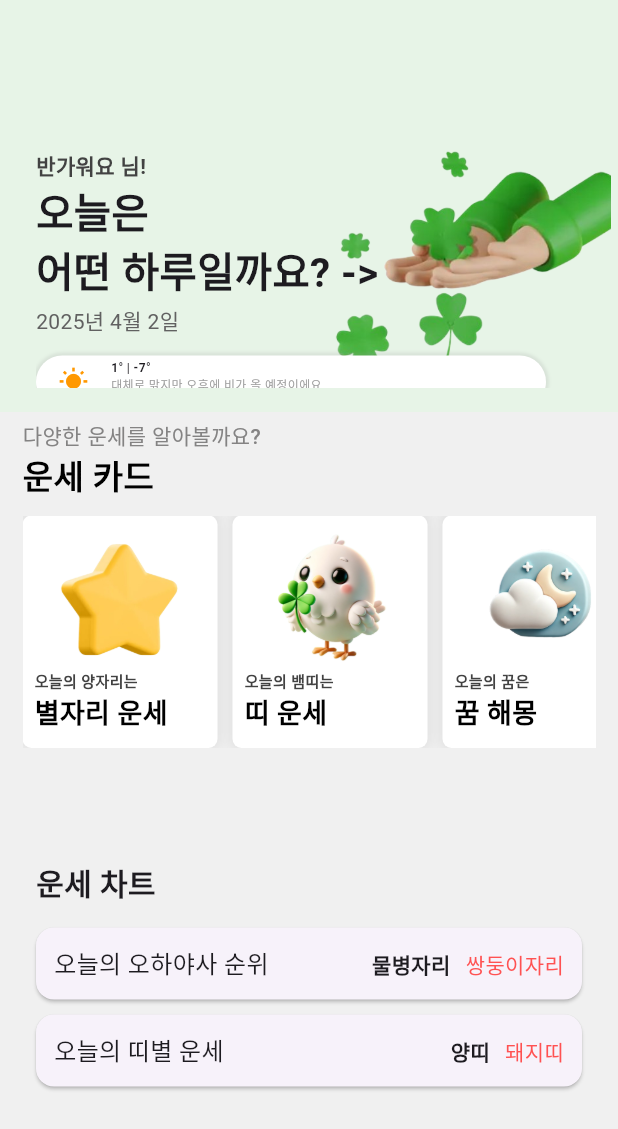
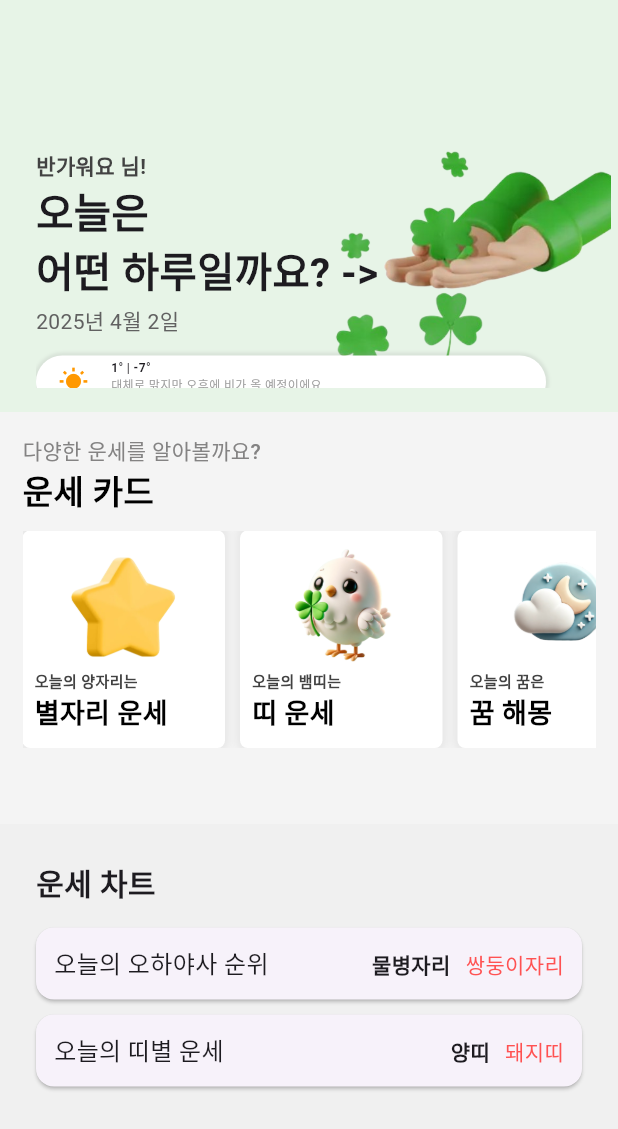
Before and after one commit to haengunse/haengunse-app, a Flutter app: the HomeScreen screen opened directly, on a phone screen of 412 x 824 dp. Shown: the top 1129 px of the screen. Run offline on Flutter 3.47's test engine with Material 3 defaults, Android fonts, the phone set to English and light mode, and no system bars; our stand-ins replace dio, shared_preferences; accounts and stored records are empty; Roboto replaces fonts that are missing (Pretendard).

Commit message:
[feat] 홈-세션2 카드 크기 조정

```diff
--- a/lib/screens/home/session_card.dart
+++ b/lib/screens/home/session_card.dart
@@ -10,8 +10,8 @@ class SessionCard extends StatelessWidget {
     return Container(
       height: screenHeight / 3,
       width: double.infinity,
-      color: const Color.fromARGB(255, 240, 240, 240),
-      padding: const EdgeInsets.fromLTRB(15, 5, 15, 5),
+      color: const Color.fromARGB(231, 243, 243, 243),
+      padding: const EdgeInsets.fromLTRB(15, 15, 15, 5),
       child: Column(
         crossAxisAlignment: CrossAxisAlignment.start,
         children: [
@@ -35,7 +35,7 @@ class SessionCard extends StatelessWidget {
           ),
           const SizedBox(height: 10),
           SizedBox(
-            height: 155,
+            height: 145,
             child: ListView(
               scrollDirection: Axis.horizontal,
               children: [
@@ -70,16 +70,16 @@ class SessionCard extends StatelessWidget {
     required String bigTitle,
   }) {
     return Container(
-      width: 130,
+      width: 135,
       height: 130,
       padding: const EdgeInsets.symmetric(horizontal: 8, vertical: 10),
       decoration: BoxDecoration(
         color: Colors.white,
-        borderRadius: BorderRadius.circular(6),
+        borderRadius: BorderRadius.circular(5),
         boxShadow: [
           BoxShadow(
             color: Colors.black.withOpacity(0.06),
-            blurRadius: 5,
+            blurRadius: 4,
             spreadRadius: 2,
             offset: Offset(0, -1),
           ),
```
